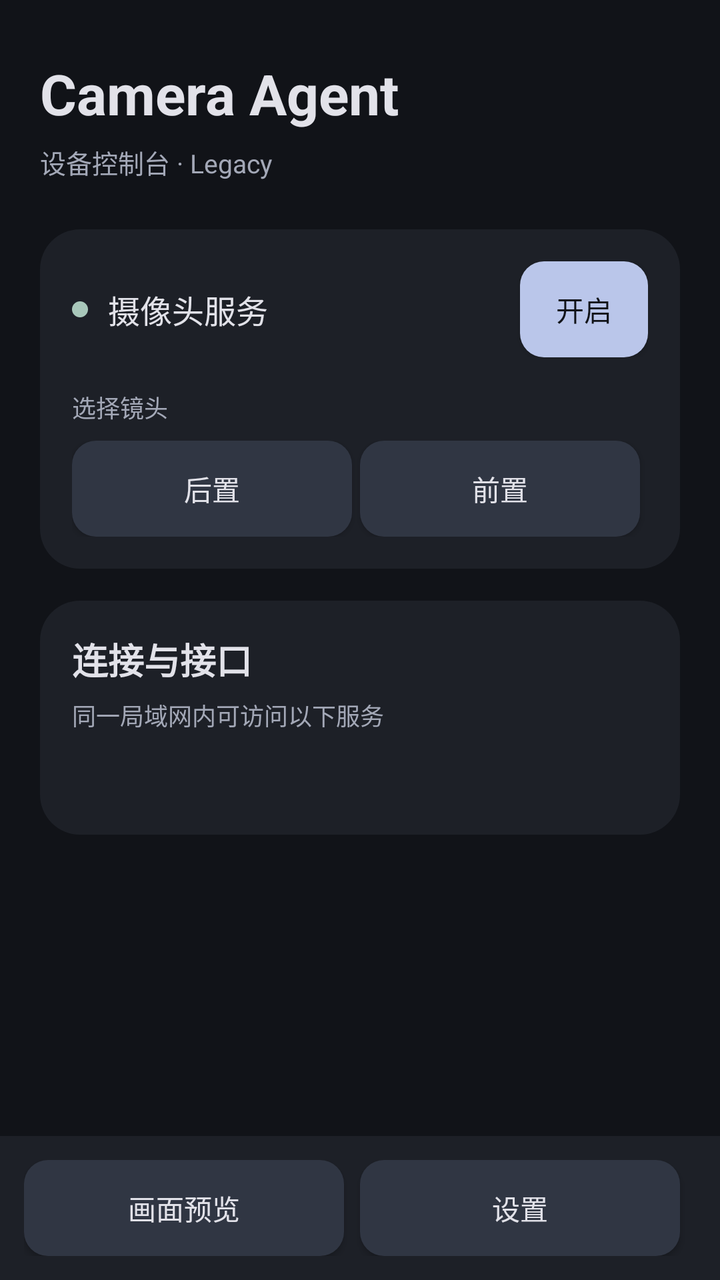
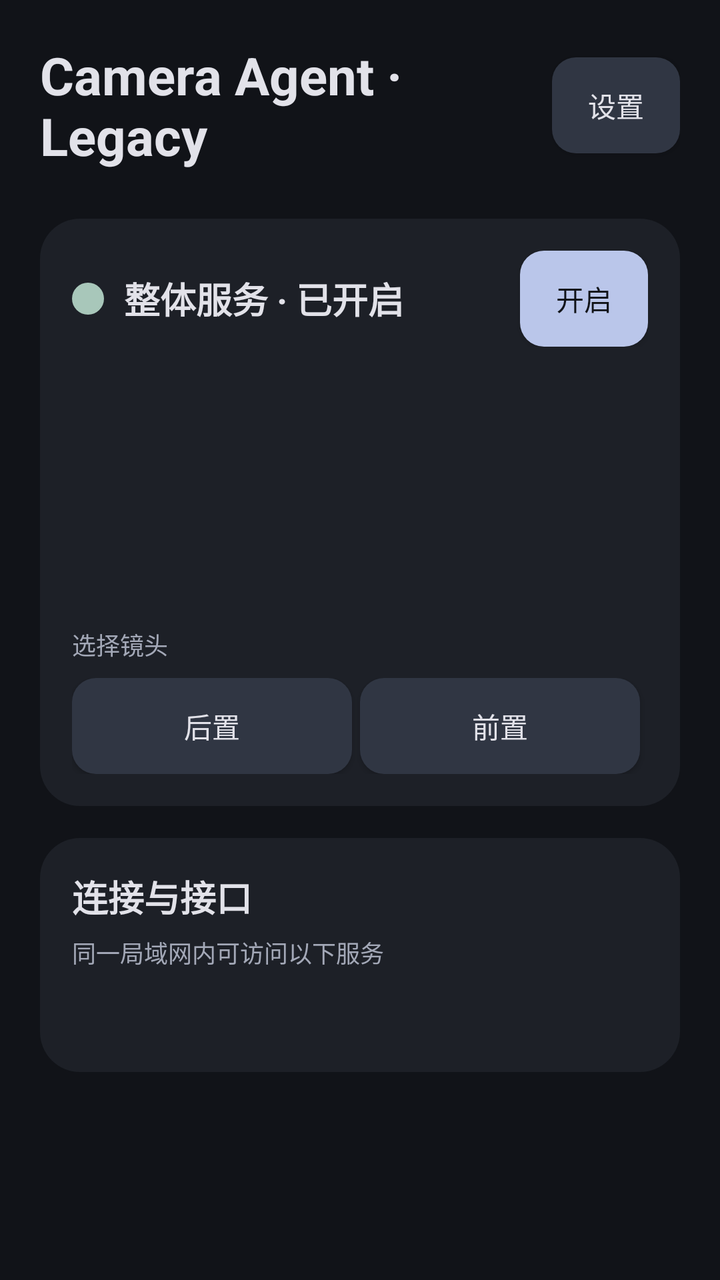

Two renders of the same Android screen: before a commit and after it. Below are the layout's source before the change and the commit's diff.
<!-- AndroidManifest.xml: application theme Theme.CameraAgent -->
<!-- res/layout/activity_standby.xml -->
<?xml version="1.0" encoding="utf-8"?>
<RelativeLayout
    xmlns:android="http://schemas.android.com/apk/res/android"
    xmlns:app="http://schemas.android.com/apk/res-auto"
    android:id="@+id/root"
    android:layout_width="match_parent"
    android:layout_height="match_parent"
    android:background="@color/ui_background">
    <ScrollView
        android:layout_width="match_parent"
        android:layout_height="match_parent"
        android:layout_above="@+id/controls"
        android:fillViewport="true">
        <LinearLayout
            android:layout_width="match_parent"
            android:layout_height="wrap_content"
            android:orientation="vertical"
            android:padding="20dp">
            <TextView
                android:layout_width="match_parent"
                android:layout_height="wrap_content"
                android:text="Camera Agent"
                android:textSize="28sp"
                android:textColor="@color/ui_text"
                android:textStyle="bold"
                android:layout_marginTop="8dp" />
            <TextView
                android:layout_width="match_parent"
                android:layout_height="wrap_content"
                android:text="设备控制台 · Legacy"
                android:textSize="13sp"
                android:textColor="@color/ui_text_secondary"
                android:layout_marginTop="6dp"
                android:layout_marginBottom="24dp" />
            <LinearLayout
                android:id="@+id/service_bar"
                android:layout_width="match_parent"
                android:layout_height="wrap_content"
                android:orientation="vertical"
                android:background="@drawable/surface_card">
                <LinearLayout
                    android:layout_width="match_parent"
                    android:layout_height="wrap_content"
                    android:gravity="center_vertical">
                    <View
                        android:id="@+id/status_led"
                        android:layout_width="8dp"
                        android:layout_height="8dp"
                        android:background="@drawable/led_green"
                        android:layout_marginRight="10dp" />
                    <TextView
                        android:layout_width="0dp"
                        android:layout_height="wrap_content"
                        android:text="摄像头服务"
                        android:textSize="16sp"
                        android:textColor="@color/ui_text"
                        android:id="@+id/status_text"
                        android:layout_weight="1"
                        android:layout_marginRight="12dp" />
                    <ToggleButton
                        android:id="@+id/camera_service_toggle"
                        android:layout_width="64dp"
                        android:layout_height="48dp"
                        android:background="@drawable/control_button"
                        android:textOn="开启"
                        android:textOff="关闭"
                        android:textSize="14sp"
                        android:textColor="@color/control_text"
                        android:checked="true" />
                </LinearLayout>
                <TextView
                    android:layout_width="match_parent"
                    android:layout_height="wrap_content"
                    android:text="选择镜头"
                    android:textSize="12sp"
                    android:textColor="@color/ui_text_secondary"
                    android:layout_marginTop="16dp"
                    android:layout_marginBottom="8dp" />
                <LinearLayout
                    android:id="@+id/facing_row"
                    android:layout_width="match_parent"
                    android:layout_height="wrap_content"
                    android:orientation="horizontal">
                    <Button
                        android:id="@+id/facing_back"
                        android:layout_width="0dp"
                        android:layout_weight="1"
                        android:layout_height="48dp"
                        android:layout_marginRight="4dp"
                        android:text="后置"
                        android:textSize="14sp"
                        android:textColor="@color/control_text"
                        android:background="@drawable/control_button" />
                    <Button
                        android:id="@+id/facing_front"
                        android:layout_width="0dp"
                        android:layout_weight="1"
                        android:layout_height="48dp"
                        android:layout_marginRight="4dp"
                        android:text="前置"
                        android:textSize="14sp"
                        android:textColor="@color/control_text"
                        android:background="@drawable/control_button" />
                </LinearLayout>
            </LinearLayout>
            <LinearLayout
                android:layout_width="match_parent"
                android:layout_height="wrap_content"
                android:orientation="vertical"
                android:background="@drawable/surface_card"
                android:layout_marginTop="16dp">
                <TextView
                    android:layout_width="match_parent"
                    android:layout_height="wrap_content"
                    android:text="连接与接口"
                    android:textSize="18sp"
                    android:textColor="@color/ui_text"
                    android:textStyle="bold" />
                <TextView
                    android:layout_width="match_parent"
                    android:layout_height="wrap_content"
                    android:text="同一局域网内可访问以下服务"
                    android:textSize="12sp"
                    android:textColor="@color/ui_text_secondary"
                    android:layout_marginTop="6dp"
                    android:layout_marginBottom="16dp" />
                <TextView
                    android:layout_width="match_parent"
                    android:layout_height="wrap_content"
                    android:text=""
                    android:textSize="14sp"
                    android:textColor="@color/ui_primary"
                    android:id="@+id/info"
                    android:fontFamily="monospace"
                    android:lineSpacingExtra="6dp"
                    android:textIsSelectable="true" />
            </LinearLayout>
        </LinearLayout>
    </ScrollView>
    <LinearLayout
        android:id="@+id/controls"
        android:layout_width="match_parent"
        android:layout_height="72dp"
        android:layout_alignParentBottom="true"
        android:padding="12dp"
        android:background="@color/ui_surface">
        <Button
            android:id="@+id/preview_page"
            android:layout_width="0dp"
            android:layout_weight="1"
            android:layout_height="48dp"
            android:layout_marginRight="8dp"
            android:text="画面预览"
            android:textColor="@color/control_text"
            android:background="@drawable/control_button" />
        <Button
            android:id="@+id/settings"
            android:layout_width="0dp"
            android:layout_weight="1"
            android:layout_height="48dp"
            android:layout_marginRight="8dp"
            android:text="设置"
            android:textColor="@color/control_text"
            android:background="@drawable/control_button" />
    </LinearLayout>
</RelativeLayout>
<!-- resources referenced by this layout -->
<resources>
  <color name="ui_background">#111318</color>
  <color name="ui_primary">#BAC6EA</color>
  <color name="ui_surface">#1D2027</color>
  <color name="ui_text">#E2E2E9</color>
  <color name="ui_text_secondary">#A3A8B7</color>
  <!-- drawable control_button (drawable) -->
  <selector xmlns:android="http://schemas.android.com/apk/res/android"><item android:state_selected="true"><shape><solid android:color="@color/ui_primary"/><corners android:radius="12dp"/></shape></item><item android:state_checked="true"><shape><solid android:color="@color/ui_primary"/><corners android:radius="12dp"/></shape></item><item android:state_pressed="true"><shape><solid android:color="@color/ui_pressed"/><corners android:radius="12dp"/></shape></item><item><shape><solid android:color="@color/ui_control"/><corners android:radius="12dp"/></shape></item></selector>
  <!-- drawable led_green (drawable) -->
  <shape xmlns:android="http://schemas.android.com/apk/res/android" android:shape="oval"><solid android:color="@color/ui_success"/></shape>
  <!-- drawable surface_card (drawable) -->
  <shape xmlns:android="http://schemas.android.com/apk/res/android"><solid android:color="@color/ui_surface"/><corners android:radius="20dp"/><padding android:left="16dp" android:top="16dp" android:right="16dp" android:bottom="16dp"/></shape>
  <style name="Theme.CameraAgent" parent="android:style/Theme.Holo.NoActionBar">
  <item name="android:windowBackground">@color/ui_background</item>
  <item name="android:colorBackground">@color/ui_background</item>
  <item name="android:textColorPrimary">@color/ui_text</item>
  <item name="android:textColorSecondary">@color/ui_text_secondary</item>
  </style>
  <color name="ui_pressed">#40495F</color>
  <color name="ui_control">#303643</color>
  <color name="ui_success">#A8C7BA</color>
</resources>

<!-- the commit's change to res/layout/activity_standby.xml (unified diff, before → after) -->
@@ -9,29 +9,16 @@
     <ScrollView
         android:layout_width="match_parent"
         android:layout_height="match_parent"
-        android:layout_above="@+id/controls"
         android:fillViewport="true">
         <LinearLayout
             android:layout_width="match_parent"
             android:layout_height="wrap_content"
             android:orientation="vertical"
             android:padding="20dp">
-            <TextView
-                android:layout_width="match_parent"
-                android:layout_height="wrap_content"
-                android:text="Camera Agent"
-                android:textSize="28sp"
-                android:textColor="@color/ui_text"
-                android:textStyle="bold"
-                android:layout_marginTop="8dp" />
-            <TextView
-                android:layout_width="match_parent"
-                android:layout_height="wrap_content"
-                android:text="设备控制台 · Legacy"
-                android:textSize="13sp"
-                android:textColor="@color/ui_text_secondary"
-                android:layout_marginTop="6dp"
-                android:layout_marginBottom="24dp" />
+            <LinearLayout android:layout_width="match_parent" android:layout_height="wrap_content" android:gravity="center_vertical" android:layout_marginBottom="24dp">
+                <TextView android:layout_width="0dp" android:layout_weight="1" android:layout_height="wrap_content" android:text="Camera Agent · Legacy" android:textSize="26sp" android:textColor="@color/ui_text" android:textStyle="bold" />
+                <Button android:id="@+id/settings" android:layout_width="64dp" android:layout_height="48dp" android:text="设置" android:textColor="@color/control_text" android:background="@drawable/control_button" />
+            </LinearLayout>
             <LinearLayout
                 android:id="@+id/service_bar"
                 android:layout_width="match_parent"
@@ -44,15 +31,16 @@
                     android:gravity="center_vertical">
                     <View
                         android:id="@+id/status_led"
-                        android:layout_width="8dp"
-                        android:layout_height="8dp"
+                        android:layout_width="16dp"
+                        android:layout_height="16dp"
                         android:background="@drawable/led_green"
                         android:layout_marginRight="10dp" />
                     <TextView
                         android:layout_width="0dp"
                         android:layout_height="wrap_content"
-                        android:text="摄像头服务"
-                        android:textSize="16sp"
+                        android:text="整体服务 · 已开启"
+                        android:textStyle="bold"
+                        android:textSize="18sp"
                         android:textColor="@color/ui_text"
                         android:id="@+id/status_text"
                         android:layout_weight="1"
@@ -68,6 +56,16 @@
                         android:textColor="@color/control_text"
                         android:checked="true" />
                 </LinearLayout>
+                <LinearLayout android:layout_width="match_parent" android:layout_height="wrap_content" android:gravity="center_vertical" android:paddingTop="12dp">
+                    <TextView android:id="@+id/http_status" android:layout_width="0dp" android:layout_weight="1" android:layout_height="wrap_content" android:textColor="@color/ui_text" android:textSize="14sp" />
+                    <TextView android:id="@+id/http_connections" android:layout_width="wrap_content" android:layout_height="wrap_content" android:textColor="@color/ui_text_secondary" android:textSize="12sp" />
+                </LinearLayout>
+                <LinearLayout android:layout_width="match_parent" android:layout_height="wrap_content" android:gravity="center_vertical" android:paddingTop="12dp">
+                    <TextView android:id="@+id/mcp_status" android:layout_width="0dp" android:layout_weight="1" android:layout_height="wrap_content" android:textColor="@color/ui_text" android:textSize="14sp" />
+                    <TextView android:id="@+id/mcp_connections" android:layout_width="wrap_content" android:layout_height="wrap_content" android:textColor="@color/ui_text_secondary" android:textSize="12sp" />
+                </LinearLayout>
+                <TextView android:id="@+id/mqtt_status" android:layout_width="match_parent" android:layout_height="wrap_content" android:paddingTop="12dp" android:textColor="@color/ui_text" android:textSize="14sp" />
+                <TextView android:id="@+id/camera_status" android:layout_width="match_parent" android:layout_height="wrap_content" android:paddingTop="12dp" android:textColor="@color/ui_text" android:textSize="14sp" />
                 <TextView
                     android:layout_width="match_parent"
                     android:layout_height="wrap_content"
@@ -137,30 +135,4 @@
             </LinearLayout>
         </LinearLayout>
     </ScrollView>
-    <LinearLayout
-        android:id="@+id/controls"
-        android:layout_width="match_parent"
-        android:layout_height="72dp"
-        android:layout_alignParentBottom="true"
-        android:padding="12dp"
-        android:background="@color/ui_surface">
-        <Button
-            android:id="@+id/preview_page"
-            android:layout_width="0dp"
-            android:layout_weight="1"
-            android:layout_height="48dp"
-            android:layout_marginRight="8dp"
-            android:text="画面预览"
-            android:textColor="@color/control_text"
-            android:background="@drawable/control_button" />
-        <Button
-            android:id="@+id/settings"
-            android:layout_width="0dp"
-            android:layout_weight="1"
-            android:layout_height="48dp"
-            android:layout_marginRight="8dp"
-            android:text="设置"
-            android:textColor="@color/control_text"
-            android:background="@drawable/control_button" />
-    </LinearLayout>
 </RelativeLayout>
